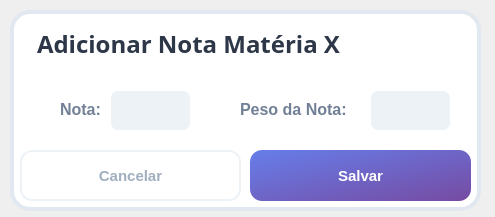
The window that UI/Dialog - add.nota.ui (renancorreia27/Gestor-Academico) describes before a commit, drawn with Qt 5.
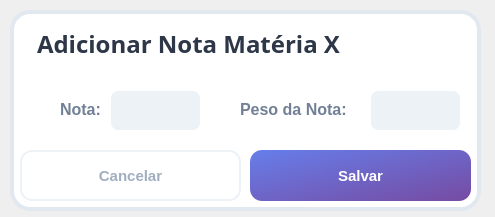
The same window after the commit.

Patch:
```diff
--- a/UI/Dialog - add.nota.ui
+++ b/UI/Dialog - add.nota.ui
@@ -183,7 +183,7 @@
      <rect>
       <x>30</x>
       <y>70</y>
-      <width>161</width>
+      <width>171</width>
       <height>61</height>
      </rect>
     </property>
@@ -227,7 +227,7 @@
       <rect>
        <x>70</x>
        <y>10</y>
-       <width>81</width>
+       <width>91</width>
        <height>41</height>
       </rect>
      </property>
@@ -265,7 +265,7 @@
      <rect>
       <x>200</x>
       <y>70</y>
-      <width>251</width>
+      <width>261</width>
       <height>61</height>
      </rect>
     </property>
@@ -309,7 +309,7 @@
       <rect>
        <x>160</x>
        <y>10</y>
-       <width>81</width>
+       <width>91</width>
        <height>41</height>
       </rect>
      </property>
```
